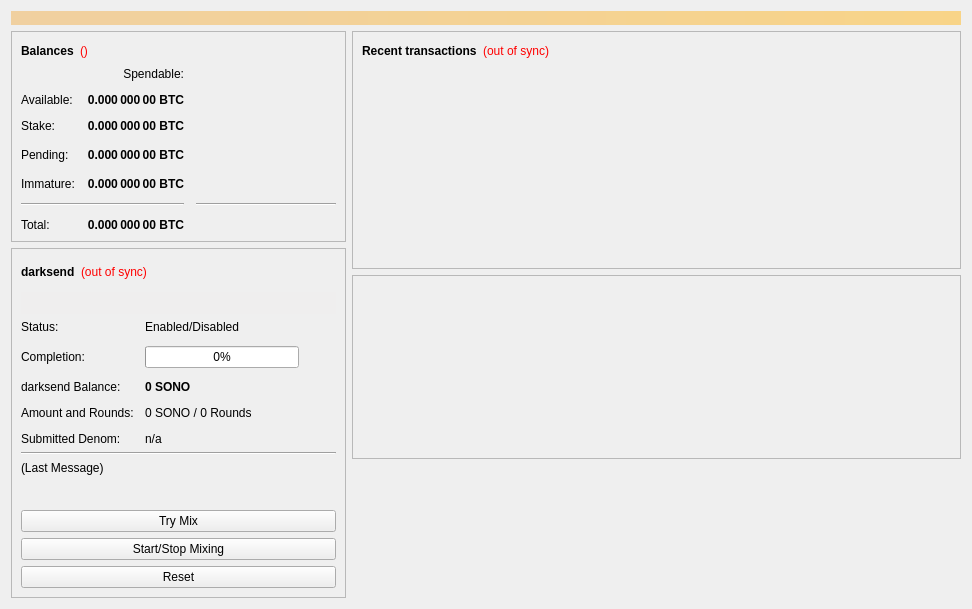
Above: src/qt/forms/overviewpage.ui from altcommunitycoin/SONO before the change. Below: the same form after it.
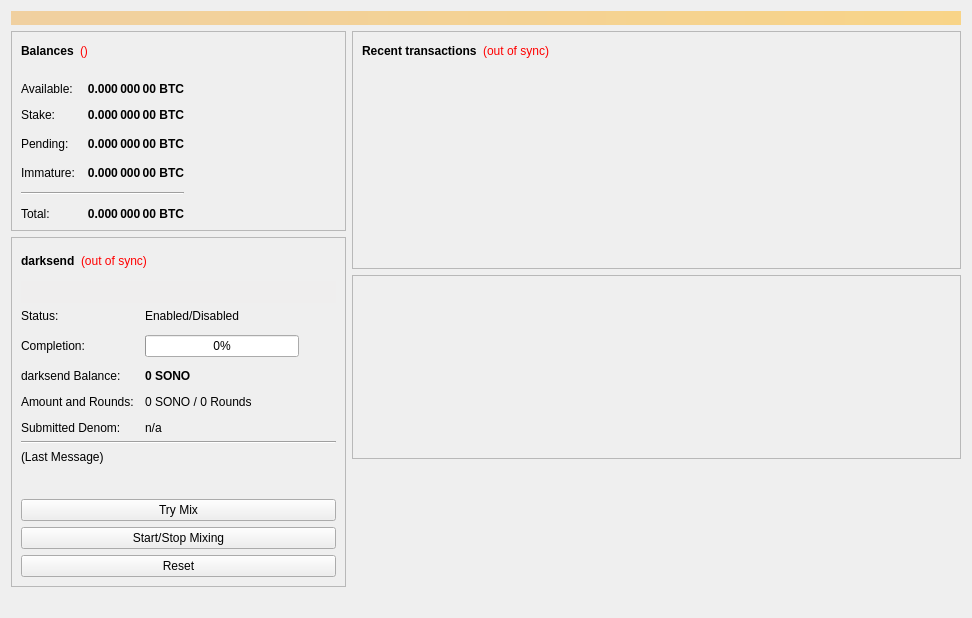
That is the form after the change. Custom widgets are drawn as their Qt base class.

The edit to the form file:
```diff
--- a/src/qt/forms/overviewpage.ui
+++ b/src/qt/forms/overviewpage.ui
@@ -7,7 +7,7 @@
     <x>0</x>
     <y>0</y>
     <width>972</width>
-    <height>594</height>
+    <height>618</height>
    </rect>
   </property>
   <property name="minimumSize">
@@ -149,6 +149,9 @@
                 <height>0</height>
                </size>
               </property>
+              <property name="lineWidth">
+               <number>0</number>
+              </property>
               <property name="orientation">
                <enum>Qt::Horizontal</enum>
               </property>
@@ -303,12 +306,12 @@
              </widget>
             </item>
             <item row="0" column="1">
-             <widget class="QLabel" name="labelSpendable">
-              <property name="text">
-               <string>Spendable:</string>
+             <widget class="Line" name="line">
+              <property name="lineWidth">
+               <number>0</number>
               </property>
-              <property name="alignment">
-               <set>Qt::AlignRight|Qt::AlignTrailing|Qt::AlignVCenter</set>
+              <property name="orientation">
+               <enum>Qt::Horizontal</enum>
               </property>
              </widget>
             </item>
```
